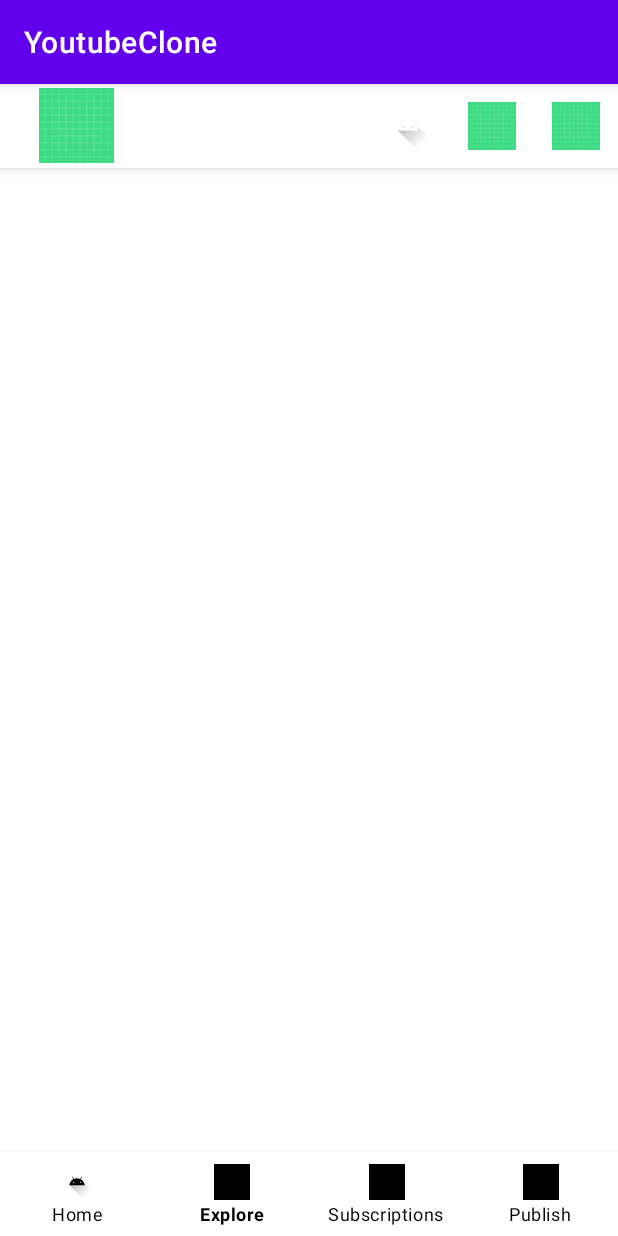
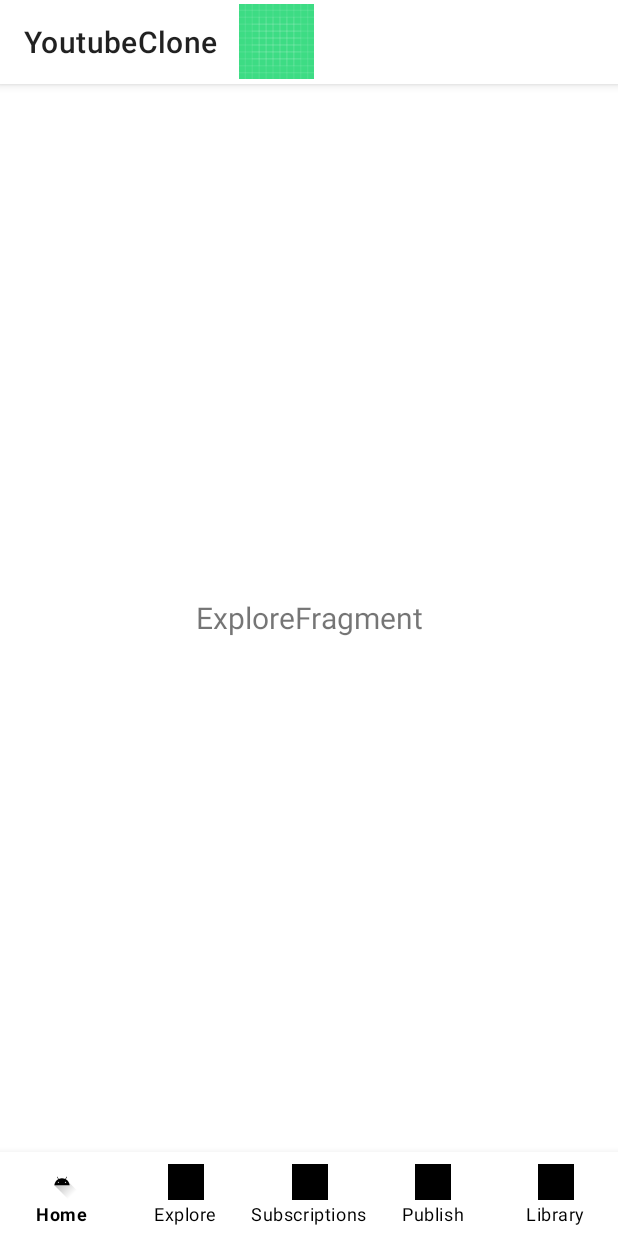
Before and after one commit to javierjuanJJ/YoutubeClone, an Android app: the screen it shows after launch (MainActivity), item 2 of the bottom bar chosen, on a phone screen of 412 x 824 dp. Run offline under Robolectric (Android 15) with nearby library versions, the phone set to English and light mode, and no system bars.

Commit message:
Youtube Clone | Fragments | Android Studio | Firebase | Part 2

```diff
--- a/app/src/main/java/whatsappclone/proyecto_javier_juan_uceda/youtubeclone/MainActivity.java
+++ b/app/src/main/java/whatsappclone/proyecto_javier_juan_uceda/youtubeclone/MainActivity.java
@@ -1,14 +1,96 @@
 package whatsappclone.proyecto_javier_juan_uceda.youtubeclone;
 
+import androidx.annotation.NonNull;
 import androidx.appcompat.app.AppCompatActivity;
+import androidx.appcompat.widget.Toolbar;
+import androidx.fragment.app.Fragment;
+import androidx.fragment.app.FragmentTransaction;
 
 import android.os.Bundle;
+import android.view.MenuItem;
+import android.view.View;
+import android.view.WindowInsets;
+import android.widget.FrameLayout;
+import android.widget.Toast;
 
-public class MainActivity extends AppCompatActivity {
+import com.google.android.material.bottomnavigation.BottomNavigationView;
+
+import whatsappclone.proyecto_javier_juan_uceda.youtubeclone.fragments.ExploreFragment;
+import whatsappclone.proyecto_javier_juan_uceda.youtubeclone.fragments.HomeFragment;
+import whatsappclone.proyecto_javier_juan_uceda.youtubeclone.fragments.LibraryFragment;
+import whatsappclone.proyecto_javier_juan_uceda.youtubeclone.fragments.SubcriptionsFragment;
+
+public class MainActivity extends AppCompatActivity implements View.OnApplyWindowInsetsListener, BottomNavigationView.OnNavigationItemSelectedListener {
+
+    private Toolbar toolbar;
+    private BottomNavigationView bottomNavigationView;
+    FrameLayout frameLayout;
+
 
     @Override
     protected void onCreate(Bundle savedInstanceState) {
         super.onCreate(savedInstanceState);
         setContentView(R.layout.activity_main);
+
+        setUI();
+
+    }
+
+    private void setUI() {
+        toolbar = findViewById(R.id.toolbar);
+        setSupportActionBar(toolbar);
+
+        bottomNavigationView = findViewById(R.id.bottom_navigation);
+        frameLayout = findViewById(R.id.frame_layout);
+
+        bottomNavigationView.setOnNavigationItemSelectedListener(this);
+        bottomNavigationView.setSelectedItemId(R.id.home);
+    }
+
+    private void selectedFragment(Fragment fragment){
+        FragmentTransaction fragmentTransaction = getSupportFragmentManager().beginTransaction();
+        fragmentTransaction.replace(R.id.frame_layout, fragment);
+        fragmentTransaction.commit();
+    }
+
+    @Override
+    public WindowInsets onApplyWindowInsets(View view, WindowInsets windowInsets) {
+        return null;
+    }
+
+    /**
+     * Called when an item in the navigation menu is selected.
+     *
+     * @param item The selected item
+     * @return true to display the item as the selected item and false if the item should not be
+     * selected. Consider setting non-selectable items as disabled preemptively to make them
+     * appear non-interactive.
+     */
+    @Override
+    public boolean onNavigationItemSelected(@NonNull MenuItem item) {
+        switch (item.getItemId()){
+            case R.id.home:
+                HomeFragment homeFragment = new HomeFragment();
+                selectedFragment(homeFragment);
+                break;
+            case R.id.publish:
+                Toast.makeText(this, getString(R.string.toastAddAVideo), Toast.LENGTH_SHORT).show();
+                break;
+            case R.id.explore:
+                ExploreFragment exploreFragment = new ExploreFragment();
+                selectedFragment(exploreFragment);
+                break;
+            case R.id.subscriptions:
+                SubcriptionsFragment subscriptionsFragment = new SubcriptionsFragment();
+                selectedFragment(subscriptionsFragment);
+                break;
+
+            case R.id.library:
+                LibraryFragment libraryFragment = new LibraryFragment();
+                selectedFragment(libraryFragment);
+                break;
+
+        }
+        return false;
     }
 }
--- /dev/null
+++ b/app/src/main/java/whatsappclone/proyecto_javier_juan_uceda/youtubeclone/fragments/ExploreFragment.java
@@ -0,0 +1,24 @@
+package whatsappclone.proyecto_javier_juan_uceda.youtubeclone.fragments;
+
+import android.os.Bundle;
+import android.view.LayoutInflater;
+import android.view.View;
+import android.view.ViewGroup;
+
+import androidx.fragment.app.Fragment;
+
+import whatsappclone.proyecto_javier_juan_uceda.youtubeclone.R;
+
+public class ExploreFragment extends Fragment {
+
+    public ExploreFragment() {
+        // Required empty public constructor
+    }
+
+    @Override
+    public View onCreateView(LayoutInflater inflater, ViewGroup container,
+                             Bundle savedInstanceState) {
+        // Inflate the layout for this fragment
+        return inflater.inflate(R.layout.fragment_explore, container, false);
+    }
+}
--- /dev/null
+++ b/app/src/main/java/whatsappclone/proyecto_javier_juan_uceda/youtubeclone/fragments/HomeFragment.java
@@ -0,0 +1,25 @@
+package whatsappclone.proyecto_javier_juan_uceda.youtubeclone.fragments;
+
+import android.os.Bundle;
+
+import androidx.fragment.app.Fragment;
+
+import android.view.LayoutInflater;
+import android.view.View;
+import android.view.ViewGroup;
+
+import whatsappclone.proyecto_javier_juan_uceda.youtubeclone.R;
+
+public class HomeFragment extends Fragment {
+
+    public HomeFragment() {
+        // Required empty public constructor
+    }
+
+    @Override
+    public View onCreateView(LayoutInflater inflater, ViewGroup container,
+                             Bundle savedInstanceState) {
+        // Inflate the layout for this fragment
+        return inflater.inflate(R.layout.fragment_home, container, false);
+    }
+}
--- /dev/null
+++ b/app/src/main/res/layout/fragment_explore.xml
@@ -0,0 +1,16 @@
+<?xml version="1.0" encoding="utf-8"?>
+<FrameLayout xmlns:android="http://schemas.android.com/apk/res/android"
+    xmlns:tools="http://schemas.android.com/tools"
+    android:layout_width="match_parent"
+    android:layout_height="match_parent"
+    tools:context=".fragments.HomeFragment">
+
+    <!-- TODO: Update blank fragment layout -->
+    <TextView
+        android:layout_width="match_parent"
+        android:layout_height="match_parent"
+        android:text="ExploreFragment"
+        android:gravity="center"
+        android:textSize="20dp"/>
+
+</FrameLayout>
--- a/app/src/main/res/menu/bottom_menu.xml
+++ b/app/src/main/res/menu/bottom_menu.xml
@@ -27,4 +27,11 @@
         android:icon="@drawable/ic_launcher_background"
         app:showAsAction="ifRoom"
         />
+
+    <item
+        android:title="@string/itemLibrary"
+        android:id="@+id/library"
+        android:icon="@drawable/ic_launcher_background"
+        app:showAsAction="ifRoom"
+        />
 </menu>
--- a/app/src/main/res/values/strings.xml
+++ b/app/src/main/res/values/strings.xml
@@ -7,4 +7,8 @@
     <string name="itemNotification">Notification</string>
     <string name="itemSearch">Search</string>
     <string name="itemAccount">Account</string>
+    <!-- TODO: Remove or change this placeholder text -->
+    <string name="hello_blank_fragment">Hello blank fragment</string>
+    <string name="toastAddAVideo">Add a video</string>
+    <string name="itemLibrary">Library</string>
 </resources>
--- a/app/src/main/res/values/themes.xml
+++ b/app/src/main/res/values/themes.xml
@@ -1,6 +1,6 @@
 <resources xmlns:tools="http://schemas.android.com/tools">
     <!-- Base application theme. -->
-    <style name="Theme.YoutubeClone" parent="Theme.MaterialComponents.DayNight.DarkActionBar">
+    <style name="Theme.YoutubeClone" parent="Theme.MaterialComponents.DayNight.NoActionBar">
         <!-- Primary brand color. -->
         <item name="colorPrimary">@color/purple_500</item>
         <item name="colorPrimaryVariant">@color/purple_700</item>
@@ -10,7 +10,9 @@
         <item name="colorSecondaryVariant">@color/teal_700</item>
         <item name="colorOnSecondary">@color/black</item>
         <!-- Status bar color. -->
-        <item name="android:statusBarColor">?attr/colorPrimaryVariant</item>
+        <item name="android:statusBarColor">@color/colorTextIcons</item>
+        <item name="android:windowLightStatusBar" tools:ignore="NewApi">true</item>
+
         <!-- Customize your theme here. -->
     </style>
 </resources>
```
Also changed, not shown: app/src/main/java/whatsappclone/proyecto_javier_juan_uceda/youtubeclone/fragments/LibraryFragment.java (added, +24 -0 lines), app/src/main/java/whatsappclone/proyecto_javier_juan_uceda/youtubeclone/fragments/SubcriptionsFragment.java (added, +24 -0 lines), app/src/main/res/layout/fragment_home.xml (added, +16 -0 lines), app/src/main/res/layout/fragment_library.xml (added, +16 -0 lines), app/src/main/res/layout/fragment_subscriptions.xml (added, +16 -0 lines).
